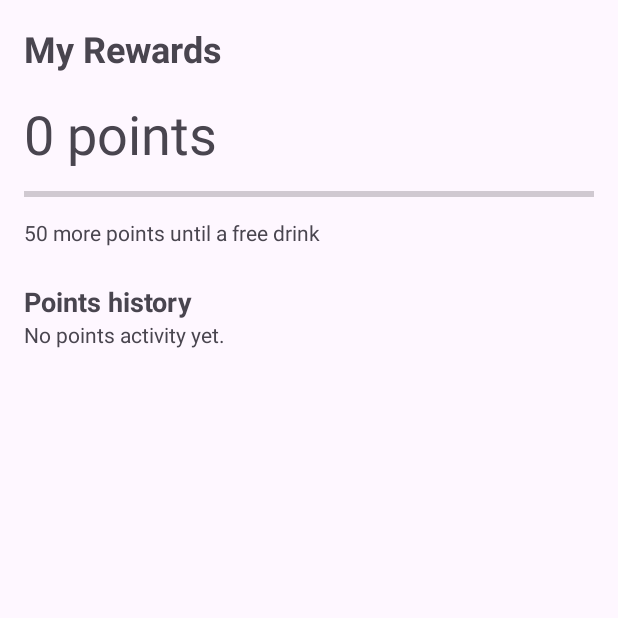
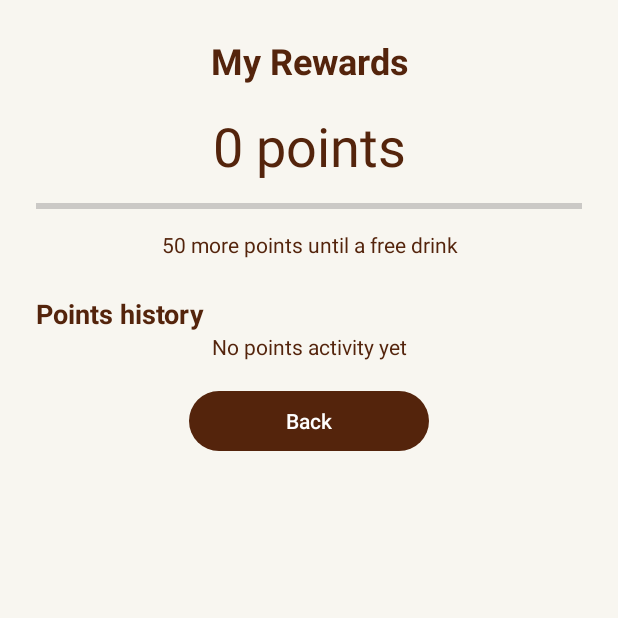
Before and after one commit to pierrelaguerre100/BrewLoop, an Android app: the RewardsActivity screen opened directly, with no data from a screen before it, on a phone screen of 412 x 824 dp, the top half of it. Run offline under Robolectric (Android 15) with nearby library versions, the phone set to English and light mode, and no system bars; our stand-ins replace Firebase (no records; nobody signed in at launch, a user with empty details on screens opened directly).

Commit message:
Add order history screen and updated the layout in rewards

```diff
--- a/app/src/main/AndroidManifest.xml
+++ b/app/src/main/AndroidManifest.xml
@@ -25,6 +25,9 @@
             android:name=".MenuActivity"
             android:exported="false" />
         <activity
+            android:name=".OrderHistoryActivity"
+            android:exported="false" />
+        <activity
             android:name=".RewardsActivity"
             android:exported="false"/>
 
--- a/app/src/main/res/layout/activity_rewards.xml
+++ b/app/src/main/res/layout/activity_rewards.xml
@@ -1,23 +1,30 @@
 <?xml version="1.0" encoding="utf-8"?>
 <LinearLayout xmlns:android="http://schemas.android.com/apk/res/android"
+    xmlns:app="http://schemas.android.com/apk/res-auto"
     android:orientation="vertical"
     android:layout_width="match_parent"
     android:layout_height="match_parent"
-    android:padding="16dp"
+    android:background="#F8F6F0"
+    android:padding="24dp"
     android:fitsSystemWindows="true">
 
     <TextView
-        android:layout_width="wrap_content"
+        android:layout_width="match_parent"
         android:layout_height="wrap_content"
+        android:gravity="center"
         android:text="My Rewards"
+        android:textColor="#54240C"
         android:textSize="24sp"
         android:textStyle="bold"/>
+
     <TextView
         android:id="@+id/textViewBalance"
-        android:layout_width="wrap_content"
+        android:layout_width="match_parent"
         android:layout_height="wrap_content"
         android:layout_marginTop="16dp"
+        android:gravity="center"
         android:text="0 points"
+        android:textColor="#54240C"
         android:textSize="36sp" />
 
     <ProgressBar
@@ -26,20 +33,24 @@
         android:layout_width="match_parent"
         android:layout_height="wrap_content"
         android:layout_marginTop="8dp"
-        android:max="50" />
+        android:max="50"
+        android:progressTint="#54240C"/>
 
     <TextView
         android:id="@+id/textViewProgress"
-        android:layout_width="wrap_content"
+        android:layout_width="match_parent"
         android:layout_height="wrap_content"
         android:layout_marginTop="8dp"
-        android:text="" />
+        android:gravity="center"
+        android:text=""
+        android:textColor="#54240C"/>
 
     <TextView
         android:layout_width="wrap_content"
         android:layout_height="wrap_content"
         android:layout_marginTop="24dp"
         android:text="Points history"
+        android:textColor="#54240C"
         android:textSize="18sp"
         android:textStyle="bold" />
 
@@ -51,8 +62,19 @@
 
     <TextView
         android:id="@+id/textViewEmptyHistory"
-        android:layout_width="wrap_content"
+        android:layout_width="match_parent"
         android:layout_height="wrap_content"
-        android:text="No points activity yet." />
+        android:gravity="center"
+        android:text="No points activity yet"
+        android:textColor="#54240C"/>
+
+    <Button
+        android:id="@+id/buttonBackRewards"
+        android:layout_width="160dp"
+        android:layout_height="wrap_content"
+        android:layout_gravity="center_horizontal"
+        android:layout_marginTop="16dp"
+        android:text="Back"
+        app:backgroundTint="#54240C"/>
 
 </LinearLayout>
--- a/app/src/main/res/values/strings.xml
+++ b/app/src/main/res/values/strings.xml
@@ -1,3 +1,6 @@
 <resources>
     <string name="app_name">BrewLoop</string>
+    <string name="order_history">Order History</string>
+    <string name="back">Back</string>
+    <string name="no_orders_yet">No orders yet</string>
 </resources>
```
Also changed, not shown: app/src/main/java/com/doubleshotdevs/brewloop/OrderAdapter.java (added, +138 -0 lines), app/src/main/java/com/doubleshotdevs/brewloop/OrderHistoryActivity.java (added, +160 -0 lines), app/src/main/res/layout/activity_order_history.xml (added, +44 -0 lines), app/src/main/res/layout/item_order.xml (added, +37 -0 lines).
